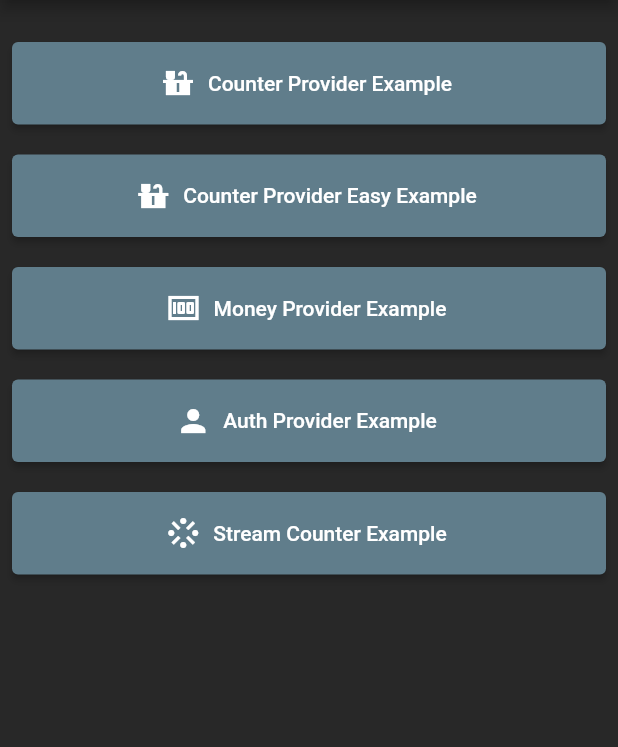
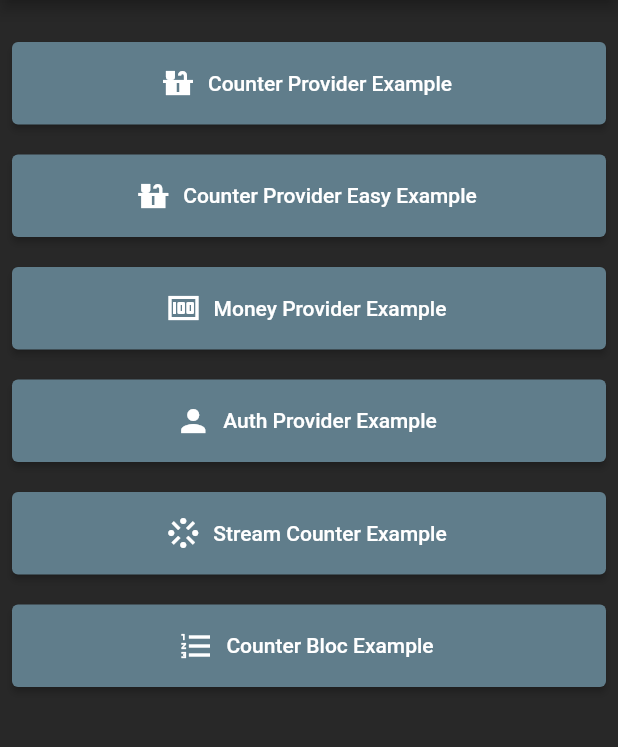
Before and after one commit to hamdiituu/flutter-provider-stream-bloc-tutorial, a Flutter app: the screen it shows after launch, on a phone screen of 412 x 824 dp, the part 84-831 px from its top. Run offline on Flutter 3.47's test engine with Material 2 defaults, Android fonts, the light colour scheme and no system bars.

Commit message:
basic bloc add

```diff
--- /dev/null
+++ b/lib/bloc/counter/counter_event.dart
@@ -0,0 +1,5 @@
+abstract class CounterEvent {}
+
+class UpCount extends CounterEvent {}
+
+class DownCount extends CounterEvent {}
--- a/lib/main.dart
+++ b/lib/main.dart
@@ -2,6 +2,7 @@ import 'package:flutter/material.dart';
 import 'package:provider/provider.dart';
 import 'package:provider_bloc_tutorial/pages/auth_provider_example_page.dart';
 import 'package:provider_bloc_tutorial/pages/auth_provider_protected_example_page.dart';
+import 'package:provider_bloc_tutorial/pages/counter_bloc_basic_example.dart';
 import 'package:provider_bloc_tutorial/pages/counter_provider_easy_example_page.dart';
 import 'package:provider_bloc_tutorial/pages/counter_provider_example_page.dart';
 import 'package:provider_bloc_tutorial/pages/main_page.dart';
@@ -58,7 +59,8 @@ class MyApp extends StatelessWidget {
                 return AuthProviderExamplePage();
               }
             },
-            '/stream_counter_example': (context) => StreamCounterExample()
+            '/stream_counter_example': (context) => StreamCounterExample(),
+            '/counter_bloc_basic_examle': (context) => CounterBlocBasicExample()
           },
         ),
       );
--- a/lib/pages/main_page.dart
+++ b/lib/pages/main_page.dart
@@ -68,7 +68,18 @@ class MainPage extends StatelessWidget {
                   Navigator.of(context).pushNamed('/stream_counter_example');
                 },
                 icon: const Icon(Icons.stream),
-                label: const Text('Stream Counter Example'))
+                label: const Text('Stream Counter Example')),
+            const SizedBox(
+              height: 20,
+            ),
+            ElevatedButton.icon(
+                style: ElevatedButton.styleFrom(
+                    minimumSize: const Size(double.infinity, 55)),
+                onPressed: () {
+                  Navigator.of(context).pushNamed('/counter_bloc_basic_examle');
+                },
+                icon: const Icon(Icons.format_list_numbered),
+                label: const Text('Counter Bloc Example'))
           ],
         ),
       ),
```
Also changed, not shown: lib/bloc/counter/counter_bloc.dart (added, +27 -0 lines), lib/pages/counter_bloc_basic_example.dart (added, +39 -0 lines).
